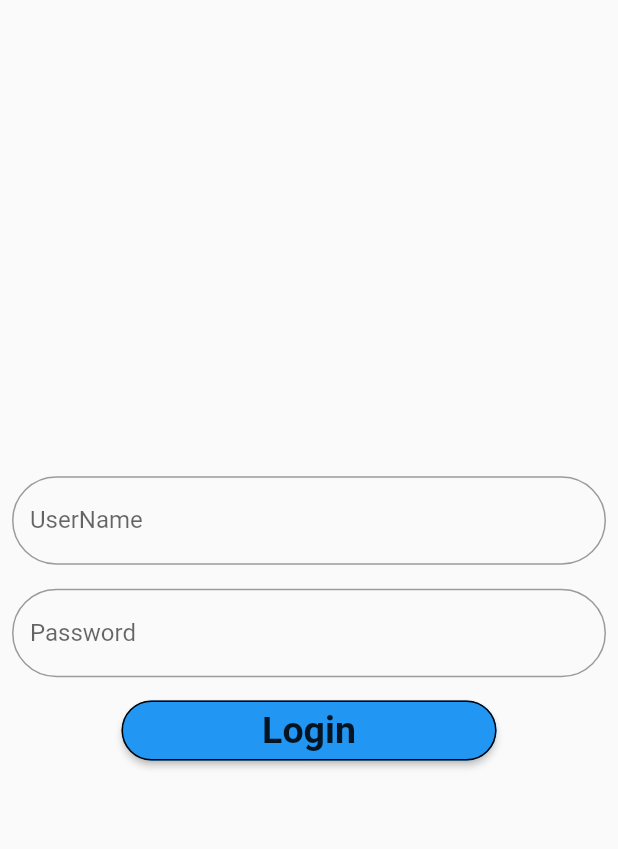
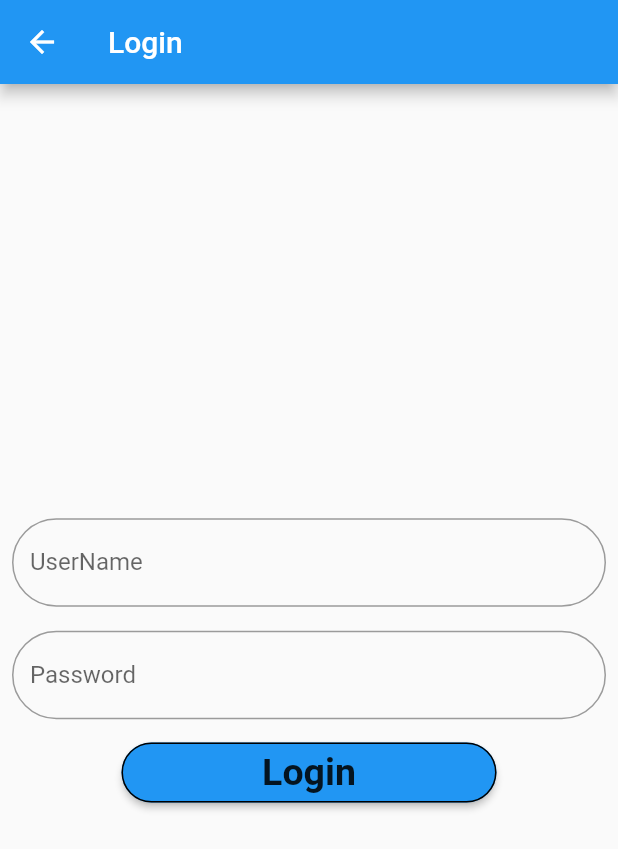
Before and after one commit to amr012/chat_app, a Flutter app: the screen it shows after launch, after a tap on "Login", on a phone screen of 412 x 824 dp. Shown: the top 849 px of the screen. Run offline on Flutter 3.47's test engine with Material 2 defaults, Android fonts, the phone set to English and light mode, and no system bars; our stand-ins replace cloud_firestore, firebase_auth, firebase_core, modal_progress_hud; accounts and stored records are empty.

Commit message:
firebase login and register

```diff
--- a/lib/screens/chat_screen.dart
+++ b/lib/screens/chat_screen.dart
@@ -16,7 +16,7 @@ class _ChatScreenState extends State<ChatScreen> {
 
  void getCurrentUser() async {
     try{
-  final user = await _auth.currentUser;
+  User user = await _auth.currentUser;
   if(user != null){
     loggedUser = user ;
     print(loggedUser.email);
@@ -75,7 +75,7 @@ class _ChatScreenState extends State<ChatScreen> {
                     ),
                     onPressed: () async {
                      await _fireStore.collection("messages").add(
-                       {"message" : message , "sender" : _auth.currentUser.email}
+                       {"message" : message , "sender" : loggedUser.email}
                      );
                      print("send");
                     },
--- a/lib/screens/login_screen.dart
+++ b/lib/screens/login_screen.dart
@@ -1,6 +1,8 @@
+import 'package:chatapp/screens/chat_screen.dart';
 import 'package:chatapp/screens/registration_screen.dart';
 import 'package:firebase_auth/firebase_auth.dart';
 import 'package:flutter/material.dart';
+import 'package:modal_progress_hud/modal_progress_hud.dart';
 
 class LoginScreen extends StatefulWidget {
   @override
@@ -9,17 +11,33 @@ class LoginScreen extends StatefulWidget {
 
 class _LoginScreenState extends State<LoginScreen> {
   final _auth = FirebaseAuth.instance;
+  String userName;
+  String password;
+  TextEditingController _userNameController;
+  TextEditingController _passwordController;
+  bool showSpinner = false ;
+  @override
+  void initState() {
+    super.initState();
+    _userNameController = TextEditingController();
+    _passwordController = TextEditingController();
+  }
+
   @override
   Widget build(BuildContext context) {
     return Scaffold(
-      body: Column(
+      appBar: AppBar(title: Text("Login"),),
+      body: ModalProgressHUD(
+        inAsyncCall: showSpinner,
+        child: Column(
           mainAxisAlignment: MainAxisAlignment.center,
           children: <Widget>[
             Padding(
               padding: const EdgeInsets.all(8.0),
               child: TextField(
+                controller: _userNameController,
                 onChanged: (value) {
-                print(value);
+                  userName = value ;
                 },
                 decoration: InputDecoration(
                     labelText: "UserName",
@@ -34,9 +52,10 @@ class _LoginScreenState extends State<LoginScreen> {
             Padding(
               padding: const EdgeInsets.all(8.0),
               child: TextField(
+                controller: _passwordController,
                 obscureText: true,
                 onChanged: (value) {
-                print(value);
+                  password = value ;
                 },
                 decoration: InputDecoration(
                     labelText: "Password",
@@ -58,12 +77,19 @@ class _LoginScreenState extends State<LoginScreen> {
                   shape: RoundedRectangleBorder(
                       borderRadius: BorderRadius.circular(30),
                       side: BorderSide(color: Colors.black)),
-                onPressed: () {
-                  Navigator.push(
-                      context,
-                      MaterialPageRoute(
-                          builder: (BuildContext context) =>
-                              RegistrationScreen()));
+                  onPressed: () async {
+                    setState(() {
+                      showSpinner = true;
+                    });
+                     final login = await _auth.signInWithEmailAndPassword(email: userName, password: password);
+                     if(login != null){
+                       Navigator.push(context, MaterialPageRoute(builder: (context)=>ChatScreen()));
+                       _userNameController.clear();
+                       _passwordController.clear();
+                     }
+                     setState(() {
+                       showSpinner = false;
+                     });
                   },
                   child: Text(
                     "Login",
@@ -74,6 +100,7 @@ class _LoginScreenState extends State<LoginScreen> {
             )
           ],
         ),
+      ),
     );
   }
 }
--- a/lib/screens/registration_screen.dart
+++ b/lib/screens/registration_screen.dart
@@ -25,6 +25,7 @@ class _LoginScreenState extends State<RegistrationScreen> {
   @override
   Widget build(BuildContext context) {
     return Scaffold(
+      appBar: AppBar(title:Text( "Registiration"),),
       body: ModalProgressHUD(
         inAsyncCall: showSpinner,
         child: Column(
```
Lines whose indentation alone changed are shown as unchanged.
